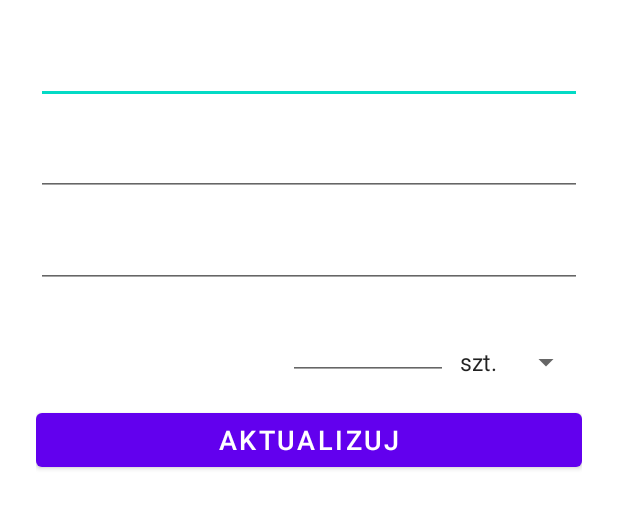
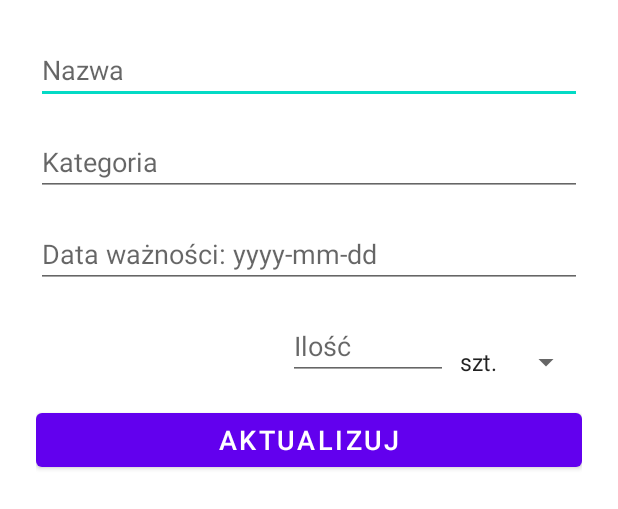
Before and after one commit to bujowskis/Whats-in-Fridge, an Android app: the layout fragment_update_product.xml on its own in the app's theme, with its tools: preview values and no code run, on a phone screen of 412 x 824 dp. Shown: the top 509 px of the screen. Run offline under Robolectric (Android 15) with nearby library versions, the phone set to English and light mode, and no system bars.

Commit message:
functional database works (need to handle exceptions on wrong date formats)

```diff
--- a/app/src/main/java/com/example/whatsinfridge/data/model/ProductEntity.kt
+++ b/app/src/main/java/com/example/whatsinfridge/data/model/ProductEntity.kt
@@ -4,7 +4,7 @@ import android.os.Parcelable
 import androidx.room.Entity
 import androidx.room.PrimaryKey
 import kotlinx.android.parcel.Parcelize
-import java.time.Instant
+import java.time.LocalDate
 
 @Parcelize
 @Entity(tableName = "products_table")
@@ -33,7 +33,7 @@ data class ProductEntity(
      */
 
     val name: String,
-    val expirationDate: Instant,
+    val expirationDate: LocalDate,
     val category: String,
     val amountType: Int,
     val amount: Int
--- a/app/src/main/res/layout/fragment_update_product.xml
+++ b/app/src/main/res/layout/fragment_update_product.xml
@@ -12,6 +12,7 @@
         android:layout_width="match_parent"
         android:layout_height="wrap_content"
         android:ems="10"
+        android:hint="Nazwa"
         android:inputType="textPersonName"
         android:textSize="18sp"
         app:layout_constraintEnd_toEndOf="parent"
@@ -25,51 +26,12 @@
         android:layout_height="wrap_content"
         android:layout_marginTop="16sp"
         android:ems="10"
+        android:hint="Kategoria"
         android:inputType="textPersonName"
         android:textSize="18sp"
         app:layout_constraintEnd_toEndOf="parent"
         app:layout_constraintStart_toStartOf="parent"
         app:layout_constraintTop_toBottomOf="@+id/etUpdateName" />
-
-    <!-- TODO - DatePicker instead of these (?) -->
-    <!--
-    <TextView
-        android:id="@+id/tvExpirationDateHelper"
-        android:layout_width="wrap_content"
-        android:layout_height="wrap_content"
-        android:layout_marginStart="5dp"
-        android:layout_marginTop="16dp"
-        android:text="Ważne do:"
-        android:textSize="18sp"
-        app:layout_constraintStart_toStartOf="parent"
-        app:layout_constraintTop_toBottomOf="@id/etCategory" />
-
-    <Spinner
-        android:id="@+id/spinnerDay"
-        android:layout_width="wrap_content"
-        android:layout_height="wrap_content"
-        android:layout_marginStart="24dp"
-        android:entries="@array/spinner_days_31"
-        app:layout_constraintEnd_toStartOf="@id/spinnerMonth"
-        app:layout_constraintTop_toTopOf="@id/tvExpirationDateHelper" />
-
-    <Spinner
-        android:id="@+id/spinnerMonth"
-        android:layout_width="wrap_content"
-        android:layout_height="wrap_content"
-        android:entries="@array/spinner_months_numbers"
-        app:layout_constraintEnd_toStartOf="@id/spinnerYear"
-        app:layout_constraintTop_toTopOf="@id/tvExpirationDateHelper" />
-
-    <Spinner
-        android:id="@+id/spinnerYear"
-        android:layout_width="wrap_content"
-        android:layout_height="wrap_content"
-        android:entries="@array/spinner_years"
-        app:layout_constraintEnd_toEndOf="parent"
-        app:layout_constraintTop_toTopOf="@id/tvExpirationDateHelper" />
-
-        -->
 
     <EditText
         android:id="@+id/etUpdateExpirationDate"
@@ -77,10 +39,11 @@
         android:layout_height="wrap_content"
         android:layout_marginTop="16sp"
         android:ems="10"
+        android:hint="Data ważności: yyyy-mm-dd"
         android:inputType="date"
         android:textSize="18sp"
+        app:layout_constraintEnd_toEndOf="parent"
         app:layout_constraintStart_toStartOf="parent"
-        app:layout_constraintEnd_toEndOf="parent"
         app:layout_constraintTop_toBottomOf="@id/etUpdateCategory" />
 
     <EditText
@@ -89,7 +52,8 @@
         android:layout_height="wrap_content"
         android:layout_marginTop="16sp"
         android:ems="5"
-        android:inputType="number"
+        android:hint="Ilość"
+        android:inputType="numberDecimal"
         android:textSize="18sp"
         app:layout_constraintEnd_toStartOf="@id/spinnerUpdateAmountType"
         app:layout_constraintTop_toBottomOf="@+id/etUpdateExpirationDate" />
```
Also changed, not shown: app/src/main/java/com/example/whatsinfridge/data/Converters.kt (+5 -5 lines), app/src/main/java/com/example/whatsinfridge/fragments/productAddManually/AddProductManuallyFragment.kt (+7 -17 lines), app/src/main/java/com/example/whatsinfridge/fragments/productList/ProductListAdapter.kt (+1 -10 lines), app/src/main/java/com/example/whatsinfridge/fragments/productUpdate/UpdateProductFragment.kt (+8 -23 lines), app/src/main/res/layout/fragment_add_product_manually.xml (+2 -42 lines).
